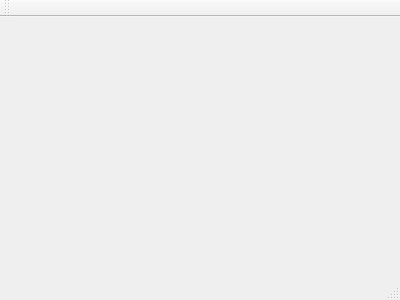
Qt form mainwindow.ui (skulia15/Group36) before a commit.
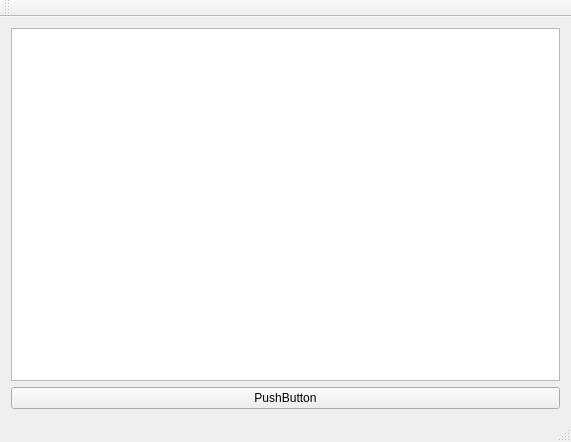
The same form after that commit.

Diff of the .ui file:
```diff
--- a/mainwindow.ui
+++ b/mainwindow.ui
@@ -1,24 +1,52 @@
 <ui version="4.0">
  <class>MainWindow</class>
- <widget class="QMainWindow" name="MainWindow" >
-  <property name="geometry" >
+ <widget class="QMainWindow" name="MainWindow">
+  <property name="geometry">
    <rect>
     <x>0</x>
     <y>0</y>
-    <width>400</width>
-    <height>300</height>
+    <width>571</width>
+    <height>442</height>
    </rect>
   </property>
   <property name="windowTitle" >
    <string>MainWindow</string>
   </property>
-  <widget class="QMenuBar" name="menuBar" />
-  <widget class="QToolBar" name="mainToolBar" />
-  <widget class="QWidget" name="centralWidget" />
-  <widget class="QStatusBar" name="statusBar" />
+  <widget class="QWidget" name="centralWidget">
+   <layout class="QVBoxLayout" name="verticalLayout">
+    <item>
+     <widget class="QListWidget" name="list_display_scientists"/>
+    </item>
+    <item>
+     <widget class="QPushButton" name="button_display_scientists">
+      <property name="text">
+       <string>PushButton</string>
+      </property>
+     </widget>
+    </item>
+   </layout>
+  </widget>
+  <widget class="QMenuBar" name="menuBar">
+   <property name="geometry">
+    <rect>
+     <x>0</x>
+     <y>0</y>
+     <width>571</width>
+     <height>21</height>
+    </rect>
+   </property>
+  </widget>
+  <widget class="QToolBar" name="mainToolBar">
+   <attribute name="toolBarArea">
+    <enum>TopToolBarArea</enum>
+   </attribute>
+   <attribute name="toolBarBreak">
+    <bool>false</bool>
+   </attribute>
+  </widget>
+  <widget class="QStatusBar" name="statusBar"/>
  </widget>
- <layoutDefault spacing="6" margin="11" />
- <pixmapfunction></pixmapfunction>
+ <layoutdefault spacing="6" margin="11"/>
  <resources/>
  <connections/>
 </ui>
```
Left out of the diff: 3 changed lines with no effect on the pictures.
